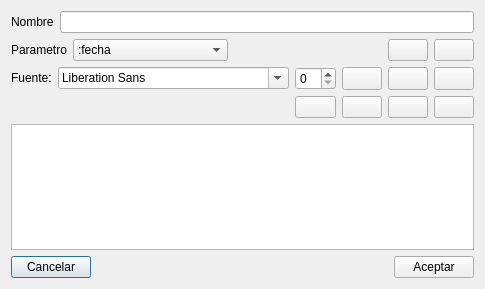
Above: Report/editparamdlg.ui from kapyderi/recoverdrake-v3 before the change. Below: the same form after it.
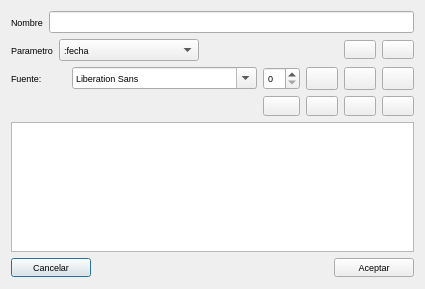
That is the form after the change. Icons and pictures are not drawn.

The edit to the form file:
```diff
--- a/Report/editparamdlg.ui
+++ b/Report/editparamdlg.ui
@@ -16,6 +16,11 @@
     <height>289</height>
    </size>
   </property>
+  <property name="font">
+   <font>
+    <pointsize>7</pointsize>
+   </font>
+  </property>
   <property name="windowTitle">
    <string>Configurar parametros</string>
   </property>
```
